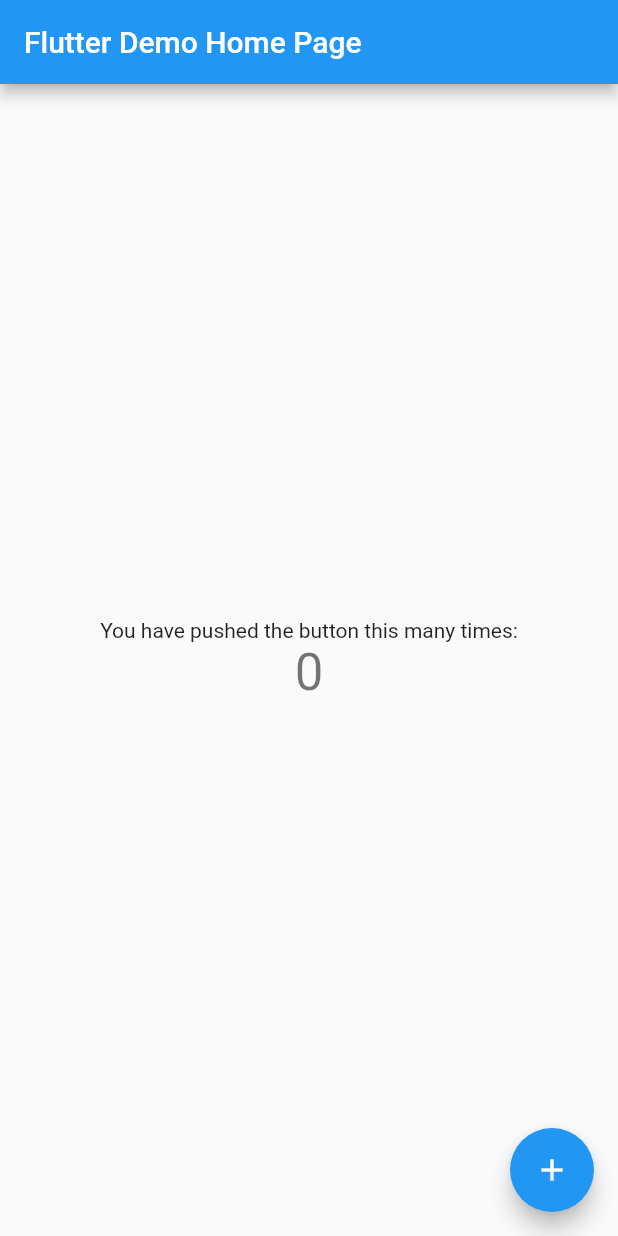
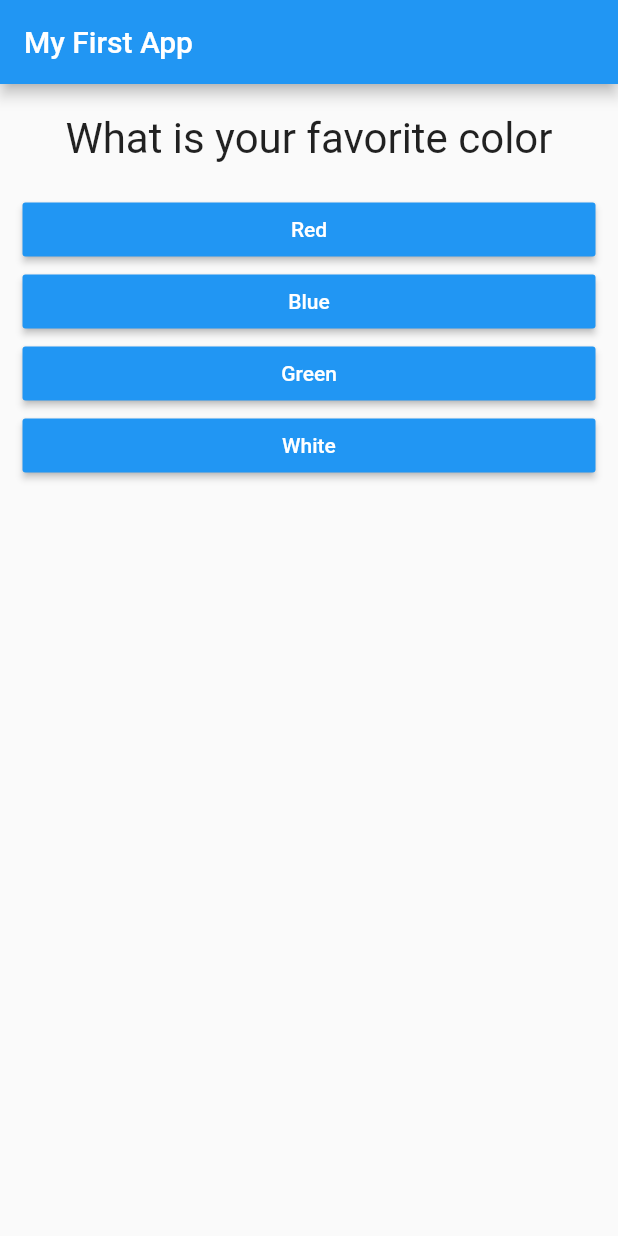
Before and after one commit to gauravsbagul/flutter-quiz-app, a Flutter app: the screen it shows after launch, on a phone screen of 412 x 824 dp. Run offline on Flutter 3.47's test engine with Material 2 defaults, Android fonts, the phone set to English and light mode, and no system bars.

Commit message:
question and score app done

```diff
--- /dev/null
+++ b/lib/answer.dart
@@ -0,0 +1,21 @@
+import 'package:flutter/material.dart';
+
+class Answer extends StatelessWidget {
+  final String answer;
+  final Function selectHandler;
+  Answer(this.selectHandler, this.answer);
+
+  @override
+  Widget build(BuildContext context) {
+    return Container(
+      margin: EdgeInsets.symmetric(horizontal: 15),
+      width: double.infinity,
+      child: RaisedButton(
+        color: Colors.blue,
+        textColor: Colors.white,
+        onPressed: selectHandler,
+        child: Text(answer),
+      ),
+    );
+  }
+}
--- a/lib/main.dart
+++ b/lib/main.dart
@@ -1,117 +1,82 @@
 import 'package:flutter/material.dart';
+import 'package:flutter_app/answer.dart';
+import 'package:flutter_app/question.dart';
+import 'package:flutter_app/quiz.dart';
+import 'package:flutter_app/result.dart';
 
 void main() {
   runApp(MyApp());
 }
 
-class MyApp extends StatelessWidget {
-  // This widget is the root of your application.
+class MyApp extends StatefulWidget {
+  @override
+  _MyAppState createState() => _MyAppState();
+}
+
+class _MyAppState extends State<MyApp> {
+  var _questionIndex = 0;
+  var _totalScore = 0;
+  void _answerQuestion(int score) {
+    print('SCORE: $score');
+    if (_questionIndex <= _questions.length) {
+      setState(() {
+        _questionIndex = _questionIndex + 1;
+        _totalScore += score;
+      });
+    } else {}
+  }
+
+  void _reset() {
+    setState(() {
+      _questionIndex = 0;
+    });
+  }
+
+  final _questions = const [
+    {
+      'question': 'What is your favorite color',
+      'answers': [
+        {'text': 'Red', 'score': 7},
+        {'text': 'Blue', 'score': 5},
+        {'text': 'Green', 'score': 3},
+        {'text': 'White', 'score': 1},
+      ]
+    },
+    {
+      'question': 'What is is your favorite animal',
+      'answers': [
+        {'text': 'Rabbit', 'score': 2},
+        {'text': 'Snake', 'score': 4},
+        {'text': 'Elephent', 'score': 2},
+        {'text': 'Lion', 'score': 8},
+      ]
+    },
+    {
+      'question': 'What is is your favorite instructor',
+      'answers': [
+        {'text': 'Max', 'score': 10},
+        {'text': 'Andrwe', 'score': 4},
+        {'text': 'Techsith', 'score': 2},
+        {'text': 'Curry', 'score': 8}
+      ]
+    }
+  ];
+
   @override
   Widget build(BuildContext context) {
     return MaterialApp(
-      title: 'Flutter Demo',
-      theme: ThemeData(
-        // This is the theme of your application.
-        //
-        // Try running your application with "flutter run". You'll see the
-        // application has a blue toolbar. Then, without quitting the app, try
-        // changing the primarySwatch below to Colors.green and then invoke
-        // "hot reload" (press "r" in the console where you ran "flutter run",
-        // or simply save your changes to "hot reload" in a Flutter IDE).
-        // Notice that the counter didn't reset back to zero; the application
-        // is not restarted.
-        primarySwatch: Colors.blue,
-        // This makes the visual density adapt to the platform that you run
-        // the app on. For desktop platforms, the controls will be smaller and
-        // closer together (more dense) than on mobile platforms.
-        visualDensity: VisualDensity.adaptivePlatformDensity,
+      home: Scaffold(
+        appBar: AppBar(
+          title: Text('My First App'),
+        ),
+        body: _questionIndex < _questions.length
+            ? Quiz(
+                questions: _questions,
+                answerQuestion: _answerQuestion,
+                questionIndex: _questionIndex,
+              )
+            : Result(resetQuestion: _reset, resultScore: _totalScore),
       ),
-      home: MyHomePage(title: 'Flutter Demo Home Page'),
     );
   }
 }
-
-class MyHomePage extends StatefulWidget {
-  MyHomePage({Key key, this.title}) : super(key: key);
-
-  // This widget is the home page of your application. It is stateful, meaning
-  // that it has a State object (defined below) that contains fields that affect
-  // how it looks.
-
-  // This class is the configuration for the state. It holds the values (in this
-  // case the title) provided by the parent (in this case the App widget) and
-  // used by the build method of the State. Fields in a Widget subclass are
-  // always marked "final".
-
-  final String title;
-
-  @override
-  _MyHomePageState createState() => _MyHomePageState();
-}
-
-class _MyHomePageState extends State<MyHomePage> {
-  int _counter = 0;
-
-  void _incrementCounter() {
-    setState(() {
-      // This call to setState tells the Flutter framework that something has
-      // changed in this State, which causes it to rerun the build method below
-      // so that the display can reflect the updated values. If we changed
-      // _counter without calling setState(), then the build method would not be
-      // called again, and so nothing would appear to happen.
-      _counter++;
-    });
-  }
-
-  @override
-  Widget build(BuildContext context) {
-    // This method is rerun every time setState is called, for instance as done
-    // by the _incrementCounter method above.
-    //
-    // The Flutter framework has been optimized to make rerunning build methods
-    // fast, so that you can just rebuild anything that needs updating rather
-    // than having to individually change instances of widgets.
-    return Scaffold(
-      appBar: AppBar(
-        // Here we take the value from the MyHomePage object that was created by
-        // the App.build method, and use it to set our appbar title.
-        title: Text(widget.title),
-      ),
-      body: Center(
-        // Center is a layout widget. It takes a single child and positions it
-        // in the middle of the parent.
-        child: Column(
-          // Column is also a layout widget. It takes a list of children and
-          // arranges them vertically. By default, it sizes itself to fit its
-          // children horizontally, and tries to be as tall as its parent.
-          //
-          // Invoke "debug painting" (press "p" in the console, choose the
-          // "Toggle Debug Paint" action from the Flutter Inspector in Android
-          // Studio, or the "Toggle Debug Paint" command in Visual Studio Code)
-          // to see the wireframe for each widget.
-          //
-          // Column has various properties to control how it sizes itself and
-          // how it positions its children. Here we use mainAxisAlignment to
-          // center the children vertically; the main axis here is the vertical
-          // axis because Columns are vertical (the cross axis would be
-          // horizontal).
-          mainAxisAlignment: MainAxisAlignment.center,
-          children: <Widget>[
-            Text(
-              'You have pushed the button this many times:',
-            ),
-            Text(
-              '$_counter',
-              style: Theme.of(context).textTheme.headline4,
-            ),
-          ],
-        ),
-      ),
-      floatingActionButton: FloatingActionButton(
-        onPressed: _incrementCounter,
-        tooltip: 'Increment',
-        child: Icon(Icons.add),
-      ), // This trailing comma makes auto-formatting nicer for build methods.
-    );
-  }
-}
--- /dev/null
+++ b/lib/question.dart
@@ -0,0 +1,19 @@
+import 'package:flutter/cupertino.dart';
+
+class Question extends StatelessWidget {
+  final String questionText;
+  Question(this.questionText);
+
+  @override
+  Widget build(BuildContext context) {
+    return Container(
+      margin: EdgeInsets.all(20),
+      width: double.infinity,
+      child: Text(
+        questionText,
+        style: TextStyle(fontSize: 28),
+        textAlign: TextAlign.center,
+      ),
+    );
+  }
+}
--- /dev/null
+++ b/lib/quiz.dart
@@ -0,0 +1,29 @@
+import 'package:flutter/material.dart';
+import 'question.dart';
+
+import 'answer.dart';
+
+class Quiz extends StatelessWidget {
+  final Function answerQuestion;
+  final List<Map<String, Object>> questions;
+  final int questionIndex;
+
+  Quiz(
+      {@required this.questions,
+      @required this.answerQuestion,
+      @required this.questionIndex});
+  @override
+  Widget build(BuildContext context) {
+    return Column(
+      children: <Widget>[
+        Question(
+          questions[questionIndex]['question'],
+        ),
+        ...(questions[questionIndex]['answers'] as List<Map<String, Object>>)
+            .map((answer) {
+          return Answer(() => answerQuestion(answer['score']), answer['text']);
+        }),
+      ],
+    );
+  }
+}
--- /dev/null
+++ b/lib/result.dart
@@ -0,0 +1,37 @@
+import 'package:flutter/material.dart';
+
+import 'answer.dart';
+
+class Result extends StatelessWidget {
+  final Function resetQuestion;
+  final int resultScore;
+
+  Result({@required this.resetQuestion, this.resultScore});
+
+  String get resultPhrase {
+    var resultText = 'You did it, your score is $resultScore';
+
+    return resultText;
+  }
+
+  @override
+  Widget build(BuildContext context) {
+    return Center(
+      child: Column(
+        children: <Widget>[
+          Center(
+            child: Text(
+              resultPhrase,
+              style: TextStyle(
+                  fontSize: 36,
+                  fontWeight: FontWeight.bold,
+                  color: Colors.black45),
+              textAlign: TextAlign.center,
+            ),
+          ),
+          Answer(resetQuestion, 'Reset questions'),
+        ],
+      ),
+    );
+  }
+}
```
